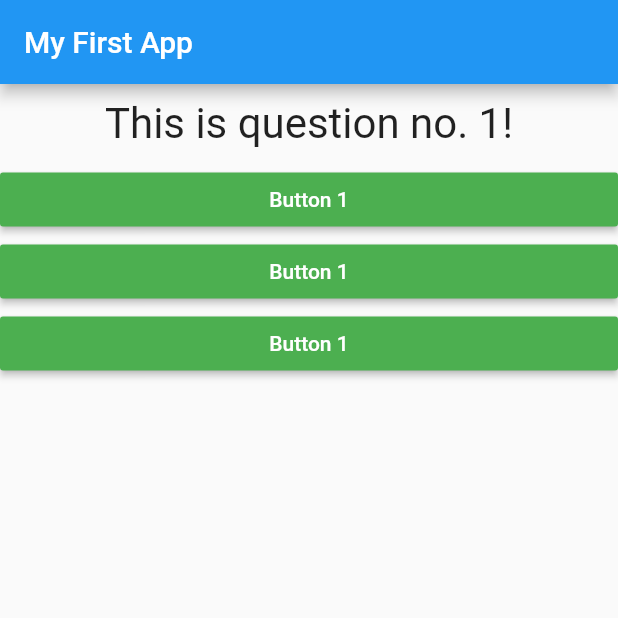
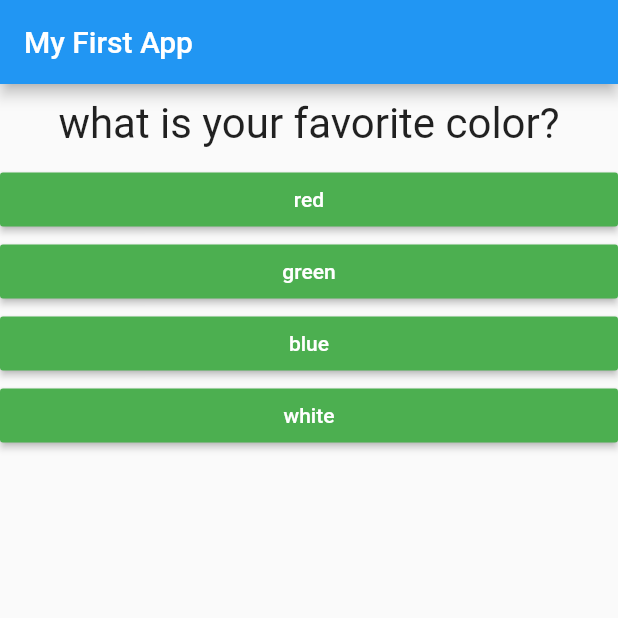
Before and after one commit to kaings-flutter/flutter_proj1, a Flutter app: the screen it shows after launch, on a phone screen of 412 x 824 dp, the top half of it. Run offline on Flutter 3.47's test engine with Material 2 defaults, Android fonts, the phone set to English and light mode, and no system bars.

Commit message:
dynamic widget using map

```diff
--- a/lib/answer.dart
+++ b/lib/answer.dart
@@ -4,8 +4,9 @@ import 'package:flutter/material.dart';
 
 class Answer extends StatelessWidget {
   final Function selectHandler;
+  final String questionText;
 
-  Answer(this.selectHandler);
+  Answer(this.selectHandler, this.questionText);
 
   Widget build(BuildContext context) {
     return Container(
@@ -13,7 +14,7 @@ class Answer extends StatelessWidget {
         child: RaisedButton(
             color: Colors.green,
             textColor: Colors.white,
-            child: Text('Button 1'),
+            child: Text(questionText),
             onPressed: selectHandler));
   }
 }
--- a/lib/main.dart
+++ b/lib/main.dart
@@ -27,19 +27,29 @@ class _MyAppState extends State<MyApp> {
   @override
   Widget build(BuildContext context) {
     var questions = [
-      'This is question no. 1!',
-      'This is question no. 2!',
-      'This is question no. 3!'
+      {
+        'questionText': 'what is your favorite color?',
+        'answers': ['red', 'green', 'blue', 'white']
+      },
+      {
+        'questionText': 'what is your favorite animal?',
+        'answers': ['dog', 'cat', 'rabbit', 'fish', 'hamster']
+      },
+      {
+        'questionText': 'what is your favorite teacher?',
+        'answers': ['Ted', 'Bruce', 'Shell', 'Tom', 'Harry', 'Barny']
+      }
     ];
 
     return MaterialApp(
         home: Scaffold(
             appBar: AppBar(title: Text('My First App')),
             body: Column(children: [
-              Question(questions[questionIdx]),
-              Answer(_answerQuestion),
-              Answer(_answerQuestion),
-              Answer(_answerQuestion)
+              Question(questions[questionIdx]['questionText']),
+              ...(questions[questionIdx]['answers'] as List<String>)
+                  .map((answer) {
+                return Answer(_answerQuestion, answer);
+              }).toList()
             ])));
   }
 }
```
